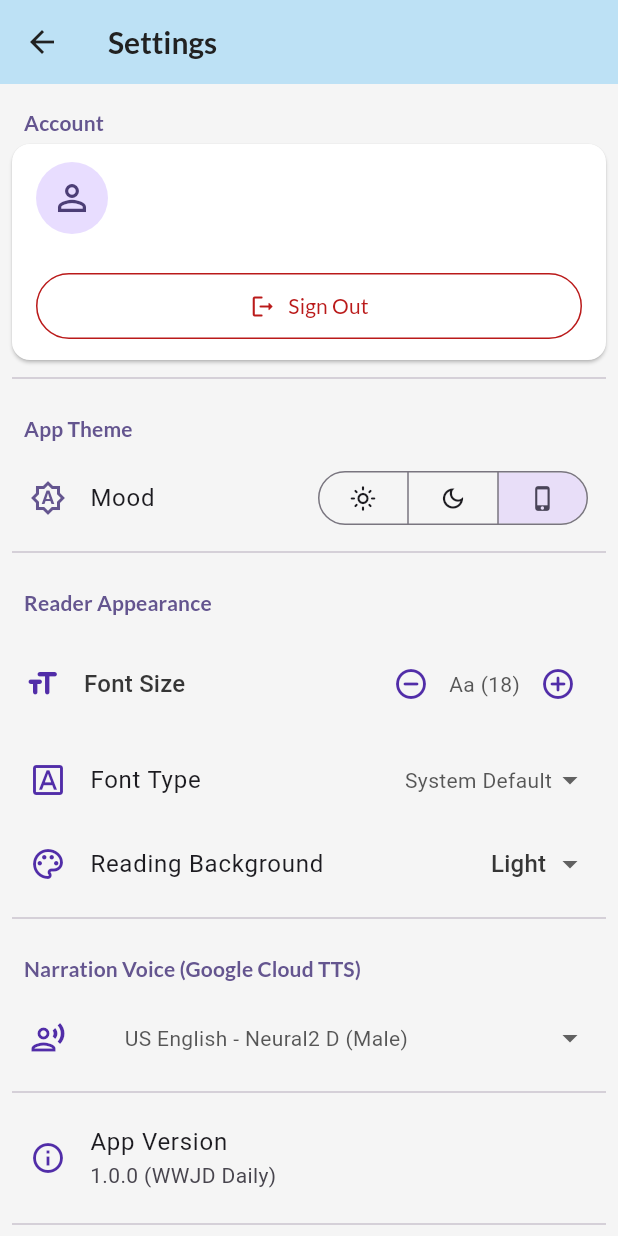
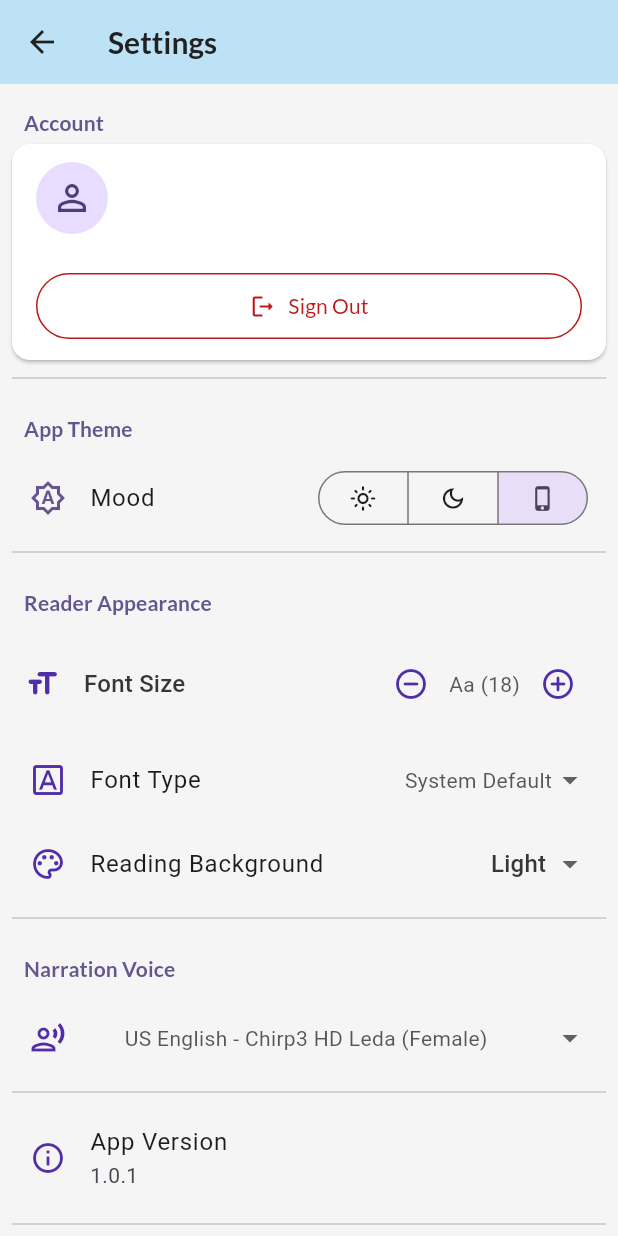
Before and after one commit to harleynelson/wwjd, a Flutter app: the SettingsScreen screen opened directly, after a tap on "App Version", on a phone screen of 412 x 824 dp. Run offline on Flutter 3.47's test engine with Material 3 defaults, Android fonts, the phone set to English and light mode, and no system bars; our stand-ins replace audioplayers, firebase_auth, firebase_core, flutter_tts, google_fonts, google_sign_in and 4 more; accounts and stored records are empty; generated files the repository leaves out were written again; network calls fail.

Commit message:
default voice to Leda

```diff
--- /dev/null
+++ b/lib/config/constants.dart
@@ -0,0 +1,6 @@
+const appVersion = '1.0.1';
+const appName = 'Wake up with Jesus';
+const appDescription = 'A daily devotional app to inspire and uplift your spirit.';
+
+// text to speech
+const defaultVoice = 'en-US-Chirp3-HD-Leda';
--- a/lib/screens/settings_screen.dart
+++ b/lib/screens/settings_screen.dart
@@ -17,7 +17,8 @@ import 'package:wwjd_app/services/text_to_speech_service.dart';
 import 'package:wwjd_app/config/tts_voices.dart';
 import 'package:wwjd_app/services/auth_service.dart';
 import 'package:wwjd_app/models/app_user.dart';
-import 'package:wwjd_app/widgets/account_section.dart'; // Import the new widget
+import 'package:wwjd_app/widgets/account_section.dart';
+import 'package:wwjd_app/config/constants.dart';
 
 class SettingsScreen extends StatefulWidget {
   const SettingsScreen({super.key});
@@ -154,7 +155,7 @@ class _SettingsScreenState extends State<SettingsScreen> {
 
   void _onAppVersionTap() {
     _devTapCount++;
-    if (_devTapCount >= 7 && !_devOptionsEnabled) {
+    if (_devTapCount >= 3 && !_devOptionsEnabled) {
       if (mounted) {
         setState(() { _devOptionsEnabled = true; });
         _showSnackBar("Developer Options Enabled!");
@@ -390,7 +391,7 @@ class _SettingsScreenState extends State<SettingsScreen> {
       contentPadding: const EdgeInsets.symmetric(horizontal: 20.0),
       leading: const Icon(Icons.info_outline),
       title: const Text("App Version"),
-      subtitle: const Text("1.0.0 (WWJD Daily)"), // Consider making this dynamic if needed
+      subtitle: const Text(appVersion), // Consider making this dynamic if needed
       onTap: _onAppVersionTap,
     );
 
@@ -541,7 +542,7 @@ class _SettingsScreenState extends State<SettingsScreen> {
                 // Narration Voice Section
                 Padding(
                   padding: const EdgeInsets.fromLTRB(16.0, 16.0, 16.0, 8.0),
-                  child: Text("Narration Voice (Google Cloud TTS)", style: textTheme.titleSmall?.copyWith(color: colorScheme.primary, fontWeight: FontWeight.bold,)),
+                  child: Text("Narration Voice", style: textTheme.titleSmall?.copyWith(color: colorScheme.primary, fontWeight: FontWeight.bold,)),
                 ),
                 ValueListenableBuilder<AppTtsVoice?>(
                     valueListenable: _ttsService.selectedAppVoiceNotifier,
--- a/lib/services/text_to_speech_service.dart
+++ b/lib/services/text_to_speech_service.dart
@@ -9,6 +9,7 @@ import 'package:http/http.dart' as http;
 import 'package:audioplayers/audioplayers.dart';
 import 'package:path_provider/path_provider.dart'; // Added for cache directory
 import 'package:path/path.dart' as p; // Added for path joining
+import 'package:wwjd_app/config/constants.dart';
 
 import '../helpers/daily_devotions.dart';
 import '../config/api_keys.dart';
@@ -155,7 +156,7 @@ class TextToSpeechService {
     if (voiceToSet == null) {
       if (googleTtsAppVoices.isNotEmpty) {
         voiceToSet = googleTtsAppVoices.firstWhere(
-          (v) => v.name == "en-US-Neural2-D", // Default preferred voice
+          (v) => v.name == defaultVoice, // Default preferred voice in constants.dart
           orElse: () => googleTtsAppVoices.firstWhere(
             (v) => v.languageCode == "en-US" && _voicesSupportingPitchRate.any((type) => v.name.toLowerCase().contains(type.toLowerCase())),
             orElse: () => googleTtsAppVoices.first,
@@ -182,7 +183,7 @@ class TextToSpeechService {
     if (appVoice == null) {
        if (googleTtsAppVoices.isNotEmpty) {
         final fallbackVoice = googleTtsAppVoices.firstWhere(
-            (v) => v.name == "en-US-Neural2-D",
+            (v) => v.name == defaultVoice,
             orElse: () => googleTtsAppVoices.first);
         selectedAppVoiceNotifier.value = fallbackVoice;
         _currentVoiceNameApi = fallbackVoice.name;
```
